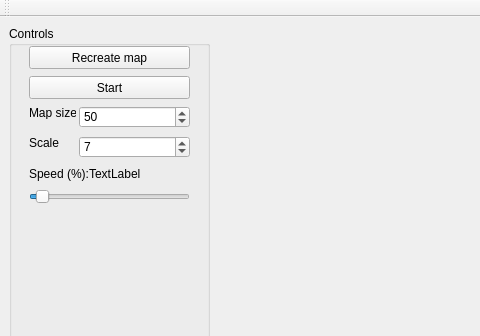
The window that ConwaysGameOfLife/mainwindow.ui (drsanyo/GameOfLife) describes before a commit, drawn with Qt 5; both pictures show x 0 to 480 and y 0 to 336 of the 957 by 551 pixel window.
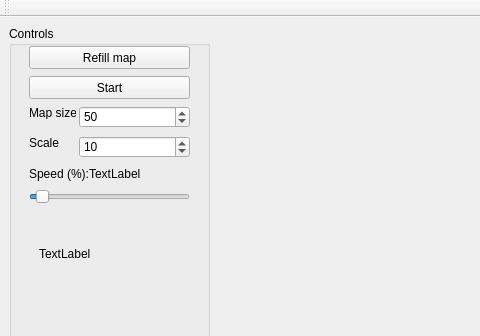
The same window after the commit.

Commit message: Added mouse painting and performed small refactoring

Patch:
```diff
--- a/ConwaysGameOfLife/mainwindow.ui
+++ b/ConwaysGameOfLife/mainwindow.ui
@@ -68,7 +68,7 @@
       <number>50</number>
      </property>
      <property name="value">
-      <number>7</number>
+      <number>10</number>
      </property>
     </widget>
     <widget class="QLabel" name="lbTimer">
@@ -161,7 +161,20 @@
       </rect>
      </property>
      <property name="text">
-      <string>Recreate map</string>
+      <string>Refill map</string>
+     </property>
+    </widget>
+    <widget class="QLabel" name="lbMousePos">
+     <property name="geometry">
+      <rect>
+       <x>30</x>
+       <y>220</y>
+       <width>131</width>
+       <height>16</height>
+      </rect>
+     </property>
+     <property name="text">
+      <string>TextLabel</string>
      </property>
     </widget>
    </widget>
```
Left out of the diff: 3 changed lines with no effect on the pictures. The commit also changes 4 other files.
